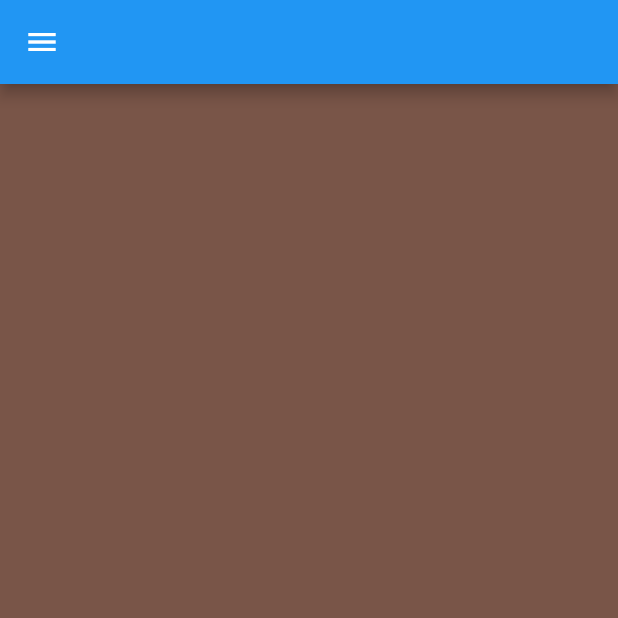
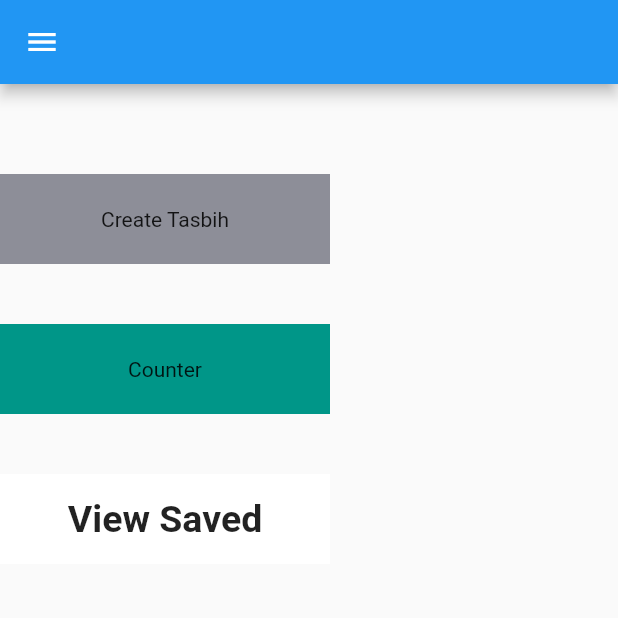
Before and after one commit to Syed-AbdulBasit/lab_mid, a Flutter app: the screen it shows after launch, on a phone screen of 412 x 824 dp, the top half of it. Run offline on Flutter 3.47's test engine with Material 2 defaults, Android fonts, the phone set to English and light mode, and no system bars.

Commit message:
ui design

```diff
--- /dev/null
+++ b/laab_mid/lib/Counter.dart
@@ -0,0 +1,16 @@
+import 'package:flutter/material.dart';
+
+
+class Counter extends StatefulWidget {
+  const Counter({Key? key}) : super(key: key);
+
+  @override
+  State<Counter> createState() => _CounterState();
+}
+
+class _CounterState extends State<Counter> {
+  @override
+  Widget build(BuildContext context) {
+    return Container();
+  }
+}
--- /dev/null
+++ b/laab_mid/lib/constants.dart
@@ -0,0 +1,8 @@
+import 'package:flutter/material.dart';
+
+
+
+const kLargeButtonStyle=TextStyle(
+  fontSize: 25.0,
+  fontWeight: FontWeight.bold,
+);
--- a/laab_mid/lib/home.dart
+++ b/laab_mid/lib/home.dart
@@ -1,15 +1,19 @@
 import 'package:flutter/material.dart';
-
+import 'package:laab_mid/Create_Tasbeeh.dart';
+import 'package:laab_mid/saved_tasbih.dart';
+import 'package:laab_mid/About_us.dart';
+import 'package:laab_mid/Counter.dart';
+import 'package:laab_mid/constants.dart';
 
 
 class home extends StatefulWidget {
   const home({Key? key}) : super(key: key);
 
   @override
-  State<home> createState() => _homeState();
+  State<home> createState() => _home();
 }
 
-class _homeState extends State<home> {
+class _home extends State<home> {
   @override
 
 
@@ -17,7 +21,92 @@ class _homeState extends State<home> {
     return MaterialApp(
       home: Scaffold(
         appBar: AppBar(),
+        body: Container(
 
+          child: Column( children:<Widget> [
+
+            SizedBox(height: 50.0,),
+            GestureDetector(
+              onTap: (){
+
+                Navigator.push(context,
+                    MaterialPageRoute(builder: (context)=>CreateTsbh(
+
+
+                    )));
+              },
+
+              child: Container(
+                child: Center(
+                  child: Text(
+                    'Create Tasbih',
+                    // style: kLargeButtonStyle,
+                  ),
+                ),
+                color: Color(0xFF8d8e98),
+                margin: EdgeInsets.only(top: 10.0),
+                width:  220.0,
+                height: 60.0,
+              ),
+            ),
+            SizedBox(height: 30.0,),
+            GestureDetector(
+              onTap: (){
+
+                Navigator.push(context,
+                    MaterialPageRoute(builder: (context)=>Counter(
+
+
+                    )));
+              },
+
+              child: Container(
+                child: Center(
+                  child: Text(
+                    'Counter',
+                    // style: kLargeButtonStyle,
+                  ),
+                ),
+                color: Colors.teal,
+
+                margin: EdgeInsets.only(top: 10.0),
+                width:  220.0,
+                height: 60.0,
+              ),
+            ),
+            SizedBox(height: 30.0,),
+            GestureDetector(
+              onTap: (){
+
+                Navigator.push(context,
+                    MaterialPageRoute(builder: (context)=>Saved(
+
+
+                    )));
+              },
+
+              child: Container(
+                child: Center(
+                  child: Text(
+                    'View Saved',
+                    style: kLargeButtonStyle,
+                  ),
+                ),
+                color: Colors.white,
+
+                margin: EdgeInsets.only(top: 10.0),
+                width:  220.0,
+                height: 60.0,
+              ),
+            )
+          ]
+
+
+          ),
+
+
+
+        ),
         drawer: Drawer( child: ListView(
 
           padding: EdgeInsets.zero,
@@ -26,42 +115,61 @@ class _homeState extends State<home> {
               decoration: BoxDecoration(
                 color: Colors.teal,
               ),
-                child: Text('Tesbeeh App'),
+              child: Text('Tasbih App'),
 
             ),
-              FlatButton(
+            ListTile(
+              title: Text('Home'),
+              leading: Icon(Icons.home),
+              onTap: (){
 
-                onPressed:(){
-                  Navigator.push(context,MaterialPageRoute(builder: (context) =>home()));
+                Navigator.push(context,
+                    MaterialPageRoute(builder: (context)=>home(
+
+                    )));
               },
-                child: Text("HOME",style: TextStyle(color: Colors.red)),
             ),
 
 
-              FlatButton(
-
-                onPressed:(){
-
-                },
-                child: Text("QUERIES",style: TextStyle(color: Colors.teal)),
-              ),
 
 
-              FlatButton(
+            ListTile(
+              title: Text('Queries'),
+              leading: Icon(Icons.question_mark),
+              onTap: (){
 
-                onPressed:(){
+                Navigator.push(context,
+                    MaterialPageRoute(builder: (context)=>About(
 
+                    )));
               },
+            ),
+            ListTile(
+              title: Text('Contact Us'),
+              leading: Icon(Icons.call),
+              onTap: (){
 
-                child:
+                Navigator.push(context,
+                    MaterialPageRoute(builder: (context)=>About(
 
-                Text("About us",style: TextStyle(color: Colors.teal)),
+                    )));
+              },
+            ),
+            ListTile(
+              title: Text('About us'),
+              leading: Icon(Icons.backup),
+              onTap: (){
+
+                Navigator.push(context,
+                    MaterialPageRoute(builder: (context)=>About(
+
+                    )));
+              },
             ),
           ],
-          ),
-          ),
+        ),),
 
-          backgroundColor: Colors.brown
+
 
 
       ),
--- /dev/null
+++ b/laab_mid/lib/saved_tasbih.dart
@@ -0,0 +1,17 @@
+import 'package:flutter/material.dart';
+
+
+
+class Saved extends StatefulWidget {
+  const Saved({Key? key}) : super(key: key);
+
+  @override
+  State<Saved> createState() => _SavedState();
+}
+
+class _SavedState extends State<Saved> {
+  @override
+  Widget build(BuildContext context) {
+    return Container();
+  }
+}
```
Also changed, not shown: laab_mid/lib/About_us.dart (added, +10 -0 lines), laab_mid/lib/Create_Tasbeeh.dart (added, +16 -0 lines). Lines whose indentation alone changed are shown as unchanged.
